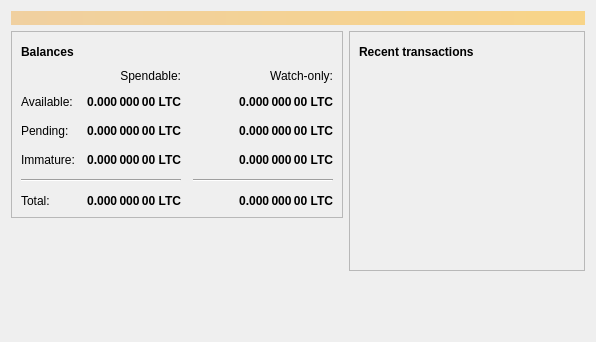
The window that src/qt/forms/overviewpage.ui (shutingrz/raccoin) describes before a commit, drawn with Qt 5.
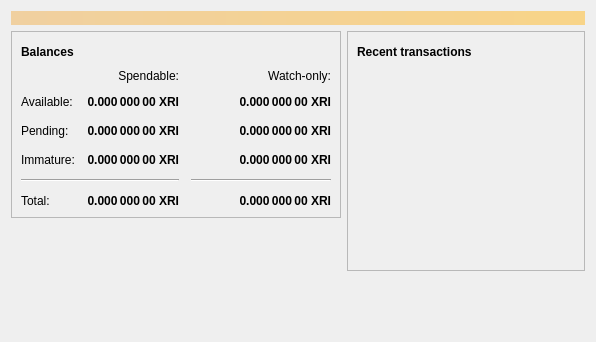
The same window after the commit. Icons and pictures are not drawn.

```diff
--- a/src/qt/forms/overviewpage.ui
+++ b/src/qt/forms/overviewpage.ui
@@ -129,7 +129,7 @@
                <string>Unconfirmed transactions to watch-only addresses</string>
               </property>
               <property name="text">
-               <string notr="true">0.000 000 00 LTC</string>
+               <string notr="true">0.000 000 00 XRI</string>
               </property>
               <property name="alignment">
                <set>Qt::AlignRight|Qt::AlignTrailing|Qt::AlignVCenter</set>
@@ -154,7 +154,7 @@
                <string>Total of transactions that have yet to be confirmed, and do not yet count toward the spendable balance</string>
               </property>
               <property name="text">
-               <string notr="true">0.000 000 00 LTC</string>
+               <string notr="true">0.000 000 00 XRI</string>
               </property>
               <property name="alignment">
                <set>Qt::AlignRight|Qt::AlignTrailing|Qt::AlignVCenter</set>
@@ -179,7 +179,7 @@
                <string>Mined balance in watch-only addresses that has not yet matured</string>
               </property>
               <property name="text">
-               <string notr="true">0.000 000 00 LTC</string>
+               <string notr="true">0.000 000 00 XRI</string>
               </property>
               <property name="alignment">
                <set>Qt::AlignRight|Qt::AlignTrailing|Qt::AlignVCenter</set>
@@ -237,7 +237,7 @@
                <string>Mined balance that has not yet matured</string>
               </property>
               <property name="text">
-               <string notr="true">0.000 000 00 LTC</string>
+               <string notr="true">0.000 000 00 XRI</string>
               </property>
               <property name="alignment">
                <set>Qt::AlignRight|Qt::AlignTrailing|Qt::AlignVCenter</set>
@@ -282,7 +282,7 @@
                <string>Your current total balance</string>
               </property>
               <property name="text">
-               <string notr="true">0.000 000 00 LTC</string>
+               <string notr="true">0.000 000 00 XRI</string>
               </property>
               <property name="alignment">
                <set>Qt::AlignRight|Qt::AlignTrailing|Qt::AlignVCenter</set>
@@ -307,7 +307,7 @@
                <string>Current total balance in watch-only addresses</string>
               </property>
               <property name="text">
-               <string notr="true">0.000 000 00 LTC</string>
+               <string notr="true">0.000 000 00 XRI</string>
               </property>
               <property name="alignment">
                <set>Qt::AlignRight|Qt::AlignTrailing|Qt::AlignVCenter</set>
@@ -349,7 +349,7 @@
                <string>Your current spendable balance</string>
               </property>
               <property name="text">
-               <string notr="true">0.000 000 00 LTC</string>
+               <string notr="true">0.000 000 00 XRI</string>
               </property>
               <property name="alignment">
                <set>Qt::AlignRight|Qt::AlignTrailing|Qt::AlignVCenter</set>
@@ -374,7 +374,7 @@
                <string>Your current balance in watch-only addresses</string>
               </property>
               <property name="text">
-               <string notr="true">0.000 000 00 LTC</string>
+               <string notr="true">0.000 000 00 XRI</string>
               </property>
               <property name="alignment">
                <set>Qt::AlignRight|Qt::AlignTrailing|Qt::AlignVCenter</set>
```
